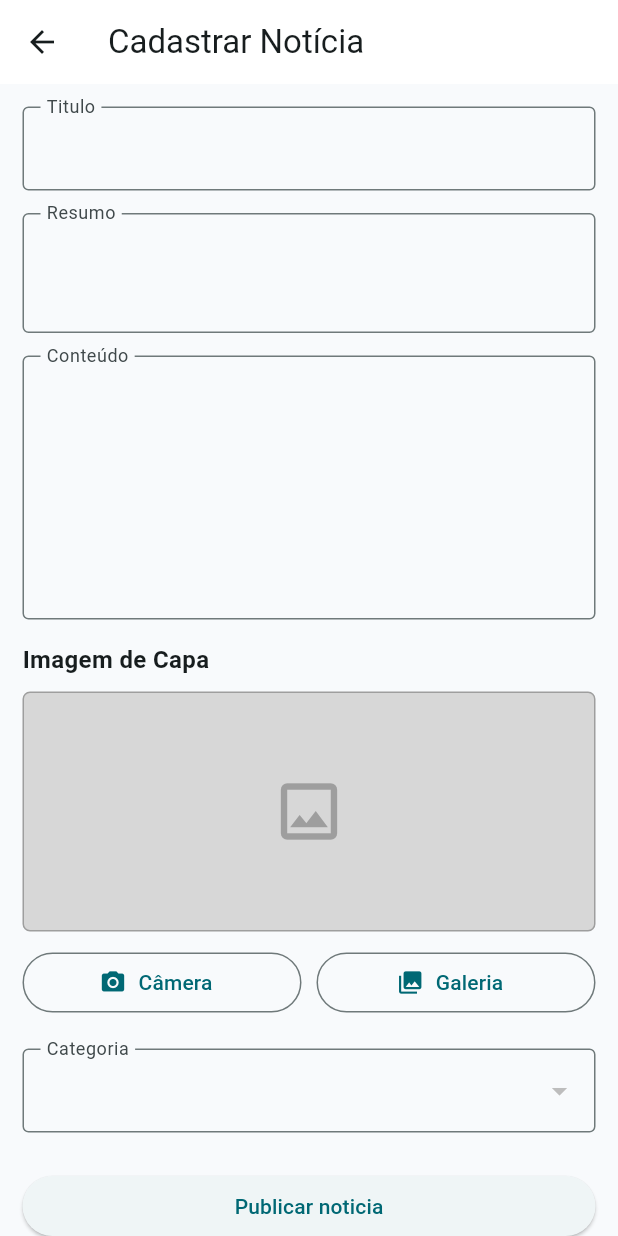
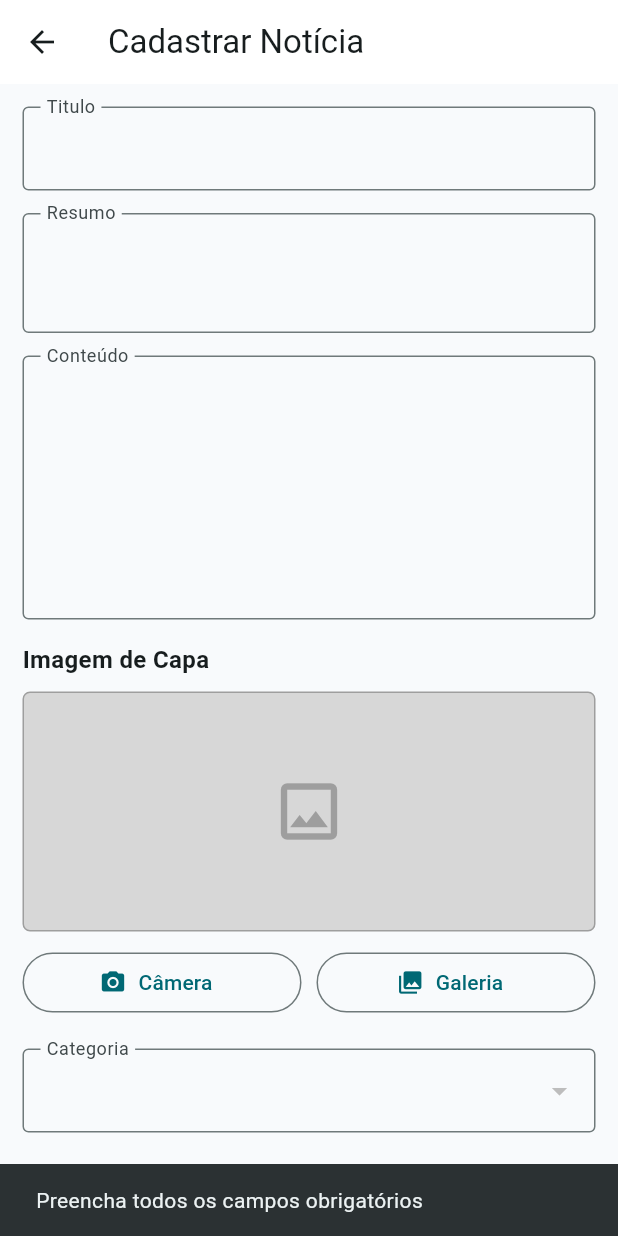
Before and after one commit to YkemotoSuely/app_noticias, a Flutter app: the CadastrarNoticiaPage screen opened directly, after a tap on "Publicar noticia", on a phone screen of 412 x 824 dp. Run offline on Flutter 3.47's test engine with Material 3 defaults, Android fonts, the phone set to English and light mode, and no system bars; our stand-ins replace image_picker, shared_preferences; accounts and stored records are empty; network calls fail.

Commit message:
Ajuste no notíciaService e implementação do cadastrar e editar no formulário de noticia.

```diff
--- a/lib/cadastrar_noticia_page.dart
+++ b/lib/cadastrar_noticia_page.dart
@@ -1,12 +1,15 @@
 import 'dart:io';
 
 import 'package:app_noticias/models/categoria.dart';
+import 'package:app_noticias/models/noticia.dart';
 import 'package:app_noticias/services/categorias_service.dart';
 import 'package:app_noticias/services/noticias_service.dart';
 import 'package:flutter/material.dart';
+import 'package:image_picker/image_picker.dart';
 
 class CadastrarNoticiaPage extends StatefulWidget {
-  const CadastrarNoticiaPage({super.key});
+  final Noticia? noticia;
+  const CadastrarNoticiaPage({super.key, this.noticia});
 
   @override
   State<CadastrarNoticiaPage> createState() => _CadastrarNoticiaPageState();
@@ -18,16 +21,26 @@ class _CadastrarNoticiaPageState extends State<CadastrarNoticiaPage> {
 
   final _tituloController = TextEditingController();
   final _resumoController = TextEditingController();
-  final _conteudooController = TextEditingController();
+  final _conteudoController = TextEditingController();
 
   File? _imagemSelecionada;
   List<Categoria> _categorias = [];
   int? _categoriaSelecionadaId;
+  final bool _status = true;
+
+  final ImagePicker _picker = ImagePicker();
 
   @override
   void initState() {
     super.initState();
     carregarCategorias();
+    // Preenche os campos caso seja uma edição
+    if (widget.noticia != null) {
+      _tituloController.text = widget.noticia!.titulo;
+      _resumoController.text = widget.noticia!.resumo;
+      _conteudoController.text = widget.noticia!.conteudo;
+      _categoriaSelecionadaId = widget.noticia!.categoriaId;
+    }
   }
 
   Future<void> carregarCategorias() async {
@@ -44,11 +57,86 @@ class _CadastrarNoticiaPageState extends State<CadastrarNoticiaPage> {
     }
   }
 
+  Future<void> _salvarNoticia() async {
+    if (_tituloController.text.isEmpty ||
+        _resumoController.text.isEmpty ||
+        _conteudoController.text.isEmpty ||
+        _categoriaSelecionadaId == null ||
+        (widget.noticia == null && _imagemSelecionada == null)) {
+      ScaffoldMessenger.of(context).showSnackBar(
+        const SnackBar(
+          content: Text('Preencha todos os campos obrigatórios'),
+        ),
+      );
+      return;
+    }
+
+    try {
+      if (widget.noticia == null) {
+        //cadastrar
+        await _noticiasService.criarNoticia(
+          titulo: _tituloController.text,
+          resumo: _resumoController.text,
+          conteudo: _conteudoController.text,
+          categoriaId: _categoriaSelecionadaId!,
+          status: _status,
+          imagemArquivo: _imagemSelecionada,
+        );
+      } else {
+        //editar
+        await _noticiasService.editarNoticia(
+          id: widget.noticia!.id,
+          titulo: _tituloController.text,
+          resumo: _resumoController.text,
+          conteudo: _conteudoController.text,
+          categoriaId: _categoriaSelecionadaId!,
+          status: _status,
+          imagemArquivo: _imagemSelecionada,
+        );
+      }
+
+      if (!mounted) return;
+      ScaffoldMessenger.of(context).showSnackBar(
+        SnackBar(
+          content: Text(
+            widget.noticia == null
+                ? 'Noticia Cadastrada com sucesso!'
+                : 'Noticia atualizada com sucesso!',
+          ),
+        ),
+      );
+      Navigator.pop(context);
+    } catch (e) {
+      print(e);
+
+      ScaffoldMessenger.of(context).showSnackBar(
+        const SnackBar(
+          content: Text('Erro ao cadastrar a notícia'),
+        ),
+      );
+    }
+  }
+
+  Future<void> _selecionarImagem(ImageSource origem) async {
+    final XFile? foto = await _picker.pickImage(
+      source: origem,
+      imageQuality: 80,
+    );
+
+    if (foto != null) {
+      setState(() {
+        _imagemSelecionada = File(foto.path);
+      });
+    }
+  }
+
   @override
   Widget build(BuildContext context) {
     return Scaffold(
       appBar: AppBar(
-        title: const Text('Cadastrar Notícia'),
+        title: Text(
+          widget.noticia == null ? 'Cadastrar Notícia' : 'Editar Notícia',
+        ),
       ),
       body: ListView(
         padding: const EdgeInsets.all(15),
@@ -61,12 +149,9 @@ class _CadastrarNoticiaPageState extends State<CadastrarNoticiaPage> {
               border: OutlineInputBorder(),
             ),
           ),
-          const SizedBox(
-            height: 15,
-          ),
-
+          const SizedBox(height: 15),
           TextFormField(
-            controller: _tituloController,
+            controller: _resumoController,
             maxLines: 2,
             decoration: const InputDecoration(
               labelText: 'Resumo',
@@ -74,12 +159,9 @@ class _CadastrarNoticiaPageState extends State<CadastrarNoticiaPage> {
               border: OutlineInputBorder(),
             ),
           ),
-          const SizedBox(
-            height: 15,
-          ),
-
+          const SizedBox(height: 15),
           TextFormField(
-            controller: _tituloController,
+            controller: _conteudoController,
             maxLines: 6,
             decoration: const InputDecoration(
               labelText: 'Conteúdo',
@@ -87,10 +169,7 @@ class _CadastrarNoticiaPageState extends State<CadastrarNoticiaPage> {
               border: OutlineInputBorder(),
             ),
           ),
-          const SizedBox(
-            height: 15,
-          ),
-
+          const SizedBox(height: 15),
           const Text(
             'Imagem de Capa',
             style: TextStyle(
@@ -98,10 +177,7 @@ class _CadastrarNoticiaPageState extends State<CadastrarNoticiaPage> {
               fontWeight: FontWeight.bold,
             ),
           ),
-          const SizedBox(
-            height: 10,
-          ),
-
+          const SizedBox(height: 10),
           Container(
             height: 160,
             width: double.infinity,
@@ -110,46 +186,59 @@ class _CadastrarNoticiaPageState extends State<CadastrarNoticiaPage> {
               border: Border.all(color: Colors.grey),
               borderRadius: BorderRadius.circular(5),
             ),
-            child: const Center(
+            child: _imagemSelecionada != null
+                ? Image.file(
+                    _imagemSelecionada!,
+                    fit: BoxFit.cover,
+                    width: double.infinity,
+                  )
+                : (widget.noticia != null && widget.noticia!.imagem != null)
+                ? Image.network(
+                    widget.noticia!.imagem!,
+                    fit: BoxFit.cover,
+                    width: double.infinity,
+                    errorBuilder: (context, erro, stack) => const Center(
                       child: Icon(
                         Icons.image_outlined,
                         size: 50,
                         color: Colors.grey,
                       ),
                     ),
+                  )
+                : const Center(
+                    child: Icon(
+                      Icons.image_outlined,
+                      size: 50,
+                      color: Colors.grey,
                     ),
-          const SizedBox(
-            height: 10,
                   ),
+          ), // <--- O colchete '],' errado foi removido daqui
+          const SizedBox(height: 10),
           Row(
             children: [
               Expanded(
                 child: OutlinedButton.icon(
-                  onPressed: () {},
-                  icon: const Icon(
-                    Icons.camera_alt,
-                  ),
+                  onPressed: () {
+                    _selecionarImagem(ImageSource.camera);
+                  },
+                  icon: const Icon(Icons.camera_alt),
                   label: const Text('Câmera'),
                 ),
               ),
-              const SizedBox(
-                width: 10,
-              ),
+              const SizedBox(width: 10),
               Expanded(
                 child: OutlinedButton.icon(
-                  onPressed: () {},
-                  icon: const Icon(
-                    Icons.photo_library,
-                  ),
+                  onPressed: () {
+                    _selecionarImagem(ImageSource.gallery);
+                  },
+                  icon: const Icon(Icons.photo_library),
                   label: const Text('Galeria'),
                 ),
               ),
             ],
           ),
-          const SizedBox(
-            height: 20,
-          ),
-          DropdownButtonFormField(
+          const SizedBox(height: 20),
+          DropdownButtonFormField<int>(
             decoration: const InputDecoration(
               labelText: 'Categoria',
               floatingLabelBehavior: FloatingLabelBehavior.always,
@@ -157,20 +246,20 @@ class _CadastrarNoticiaPageState extends State<CadastrarNoticiaPage> {
             ),
             initialValue: _categoriaSelecionadaId,
             items: _categorias.map((categoria) {
-              return DropdownMenuItem(
+              return DropdownMenuItem<int>(
                 value: categoria.id,
                 child: Text(categoria.nome),
               );
             }).toList(),
             onChanged: (valor) {
+              setState(() {
                 _categoriaSelecionadaId = valor;
+              });
             },
           ),
-          const SizedBox(
-            height: 25,
-          ),
+          const SizedBox(height: 25),
           ElevatedButton(
-            onPressed: () {},
+            onPressed: _salvarNoticia,
             child: const Text('Publicar noticia'),
           ),
         ],
```
Also changed, not shown: lib/services/noticias_service.dart (+38 -6 lines). Lines whose indentation alone changed are shown as unchanged.
